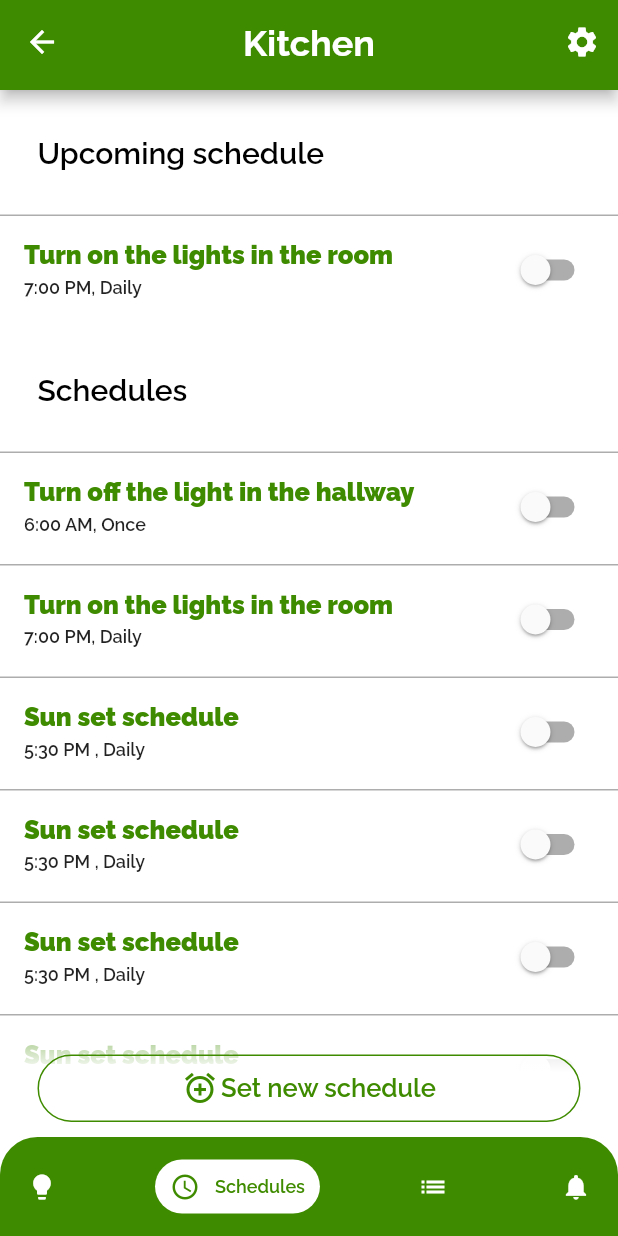
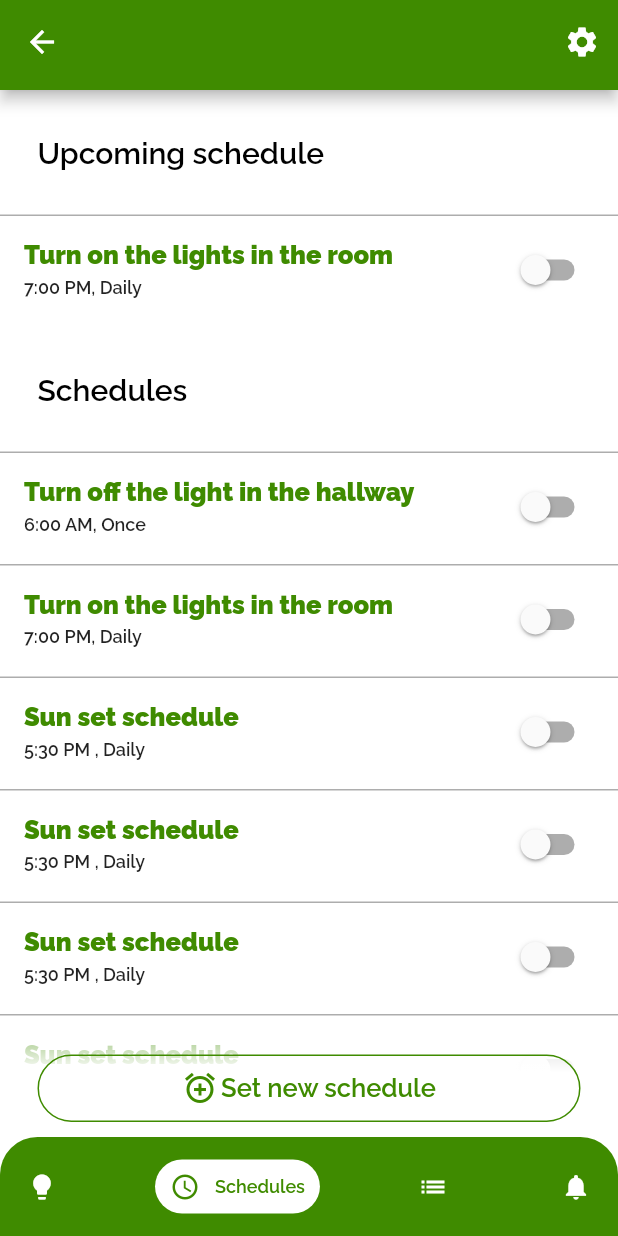
Before and after one commit to MohammadAlAgha/luminexa, a Flutter app: the SystemPage screen opened directly with empty values, item 2 of the bottom bar chosen, on a phone screen of 412 x 824 dp. Run offline on Flutter 3.47's test engine with Material 2 defaults, Android fonts, the phone set to English and light mode, and no system bars; drawn by our look-alikes of google_nav_bar; our stand-ins replace dio, firebase_core, firebase_messaging, fl_chart, flutter_svg, shared_preferences; accounts and stored records are empty; network calls fail.

Commit message:
Frontend: Added the system name in the app bar of the system page

```diff
--- a/luminexa_mobile/lib/screens/systemPage.dart
+++ b/luminexa_mobile/lib/screens/systemPage.dart
@@ -9,10 +9,12 @@ import 'package:luminexa_mobile/widgets/appBarWidget/appBarWidget.dart';
 
 class SystemPage extends StatefulWidget {
   final String systemId;
+  final String systemName;
 
   const SystemPage({
     super.key,
     required this.systemId,
+    required this.systemName,
   });
 
   @override
@@ -86,7 +88,7 @@ class _SystemPageState extends State<SystemPage> {
         ),
       ),
       appBar: appBar(
-        title: "Kitchen",
+        title: widget.systemName,
         iconAction: Icon(Icons.settings),
         iconActionFunction: () =>
             Navigator.of(context).pushNamed(RouteManager.settingsPage),
```
